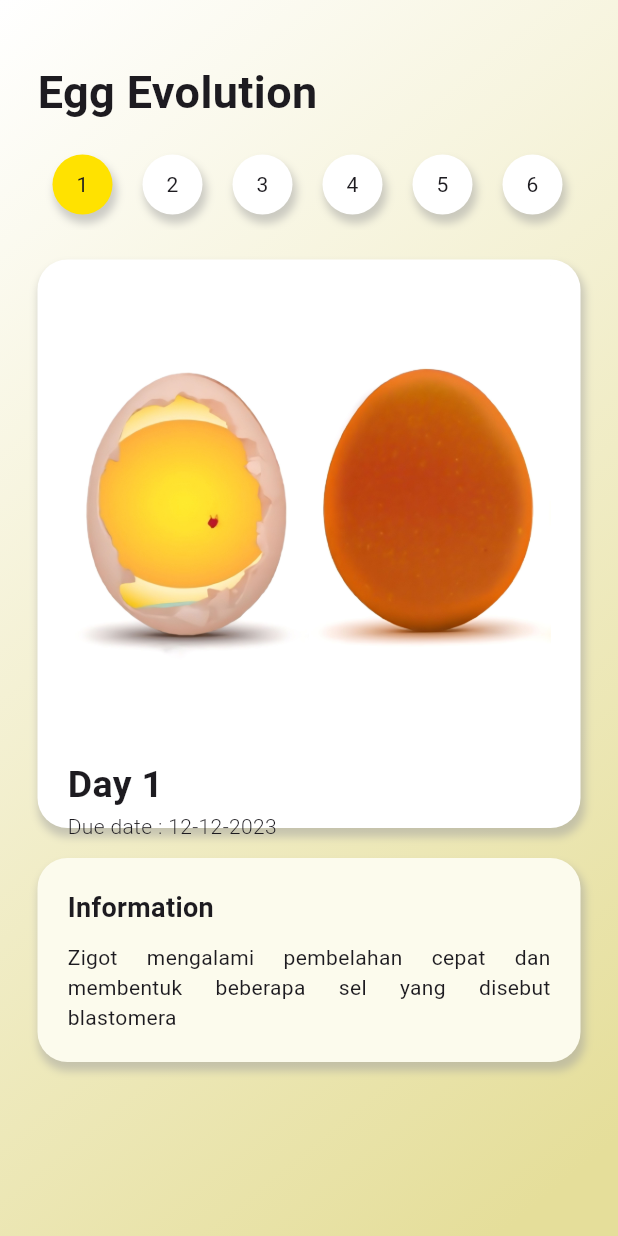
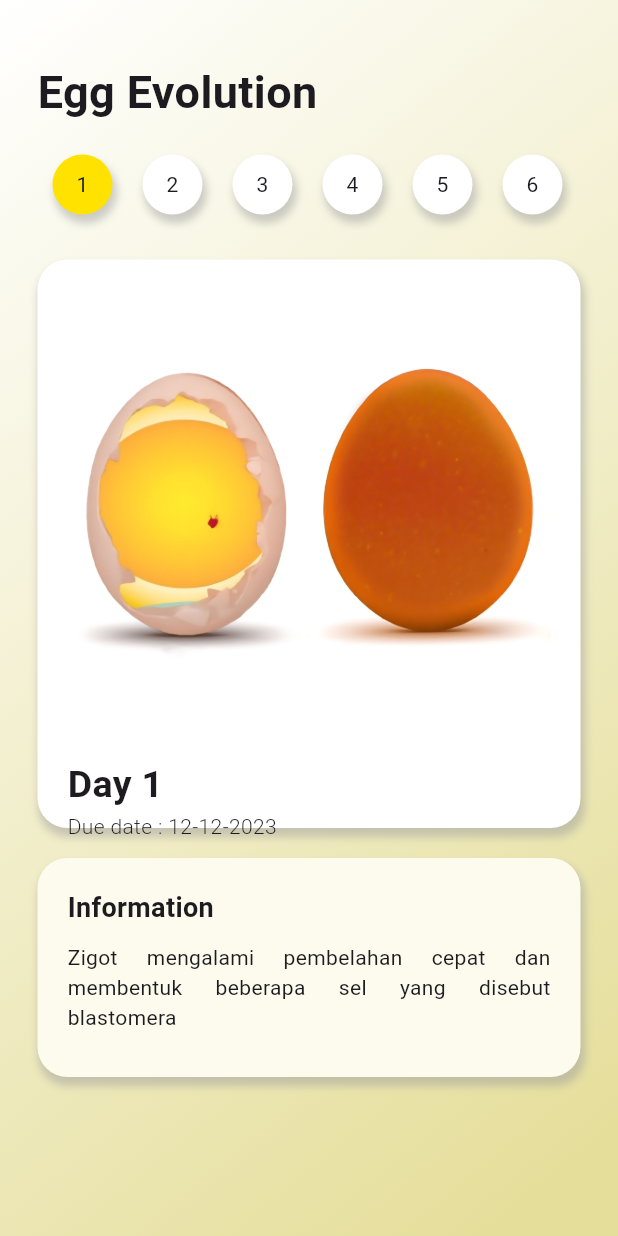
Before and after one commit to Akhdanre/Tetas.in, a Flutter app: the EvolutionScreen screen opened directly, on a phone screen of 412 x 824 dp. Run offline on Flutter 3.47's test engine with Material 3 defaults, Android fonts, the light colour scheme and no system bars; our stand-ins replace bloc, flutter_bloc, flutter_local_notifications, shared_preferences; missing offline and left inert: flutter_client_sse; accounts and stored records are empty; generated files the repository leaves out were written again.

Commit message:
fix bug desctiption egg evolution view overflow

```diff
--- a/lib/src/presentation/pages/evolution_screen.dart
+++ b/lib/src/presentation/pages/evolution_screen.dart
@@ -307,14 +307,23 @@ class _EvolutionScreenState extends State<EvolutionScreen> {
                                 description1 = AppLocalizations.of(context)
                                     .day_progress_16_20;
                               }
-                              return Text(
+                              return SizedBox(
+                              height:
+                                  70, // Set the height to your desired value
+                              child: SingleChildScrollView(child : Text(
                                 description1,
                                 textAlign: TextAlign.justify,
-                              );
+                              )));
                             }
-                            return Text(
-                              AppLocalizations.of(context).day_progress_1_2,
-                              textAlign: TextAlign.justify,
+                            return SizedBox(
+                              height:
+                                  70, // Set the height to your desired value
+                              child: SingleChildScrollView(
+                                child: Text(
+                                  AppLocalizations.of(context).day_progress_1_2,
+                                  textAlign: TextAlign.justify,
+                                ),
+                              ),
                             );
                           },
                         ),
```
